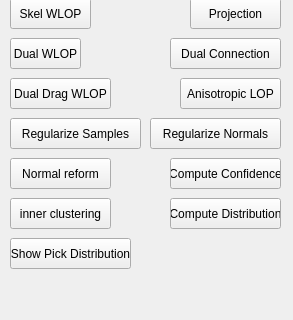
First picture: the form in point-cloud-2015/UI/para_wlop.ui, repository sunwaylive/Point-Cloud-Processing-2015, before the edit; both pictures show x 0 to 293 and y 492 to 812 of the 293 by 812 pixel window.
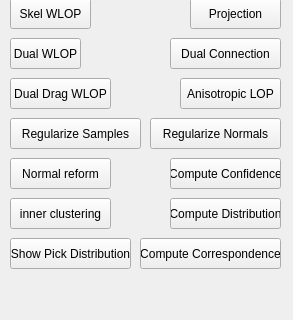
Second picture: the form after the edit.

```diff
--- a/point-cloud-2015/UI/para_wlop.ui
+++ b/point-cloud-2015/UI/para_wlop.ui
@@ -442,6 +442,19 @@
     <string>Show Pick Distribution</string>
    </property>
   </widget>
+  <widget class="QPushButton" name="compute_correspondence">
+   <property name="geometry">
+    <rect>
+     <x>140</x>
+     <y>730</y>
+     <width>141</width>
+     <height>31</height>
+    </rect>
+   </property>
+   <property name="text">
+    <string>Compute Correspondence</string>
+   </property>
+  </widget>
  </widget>
  <resources/>
  <connections/>
```
